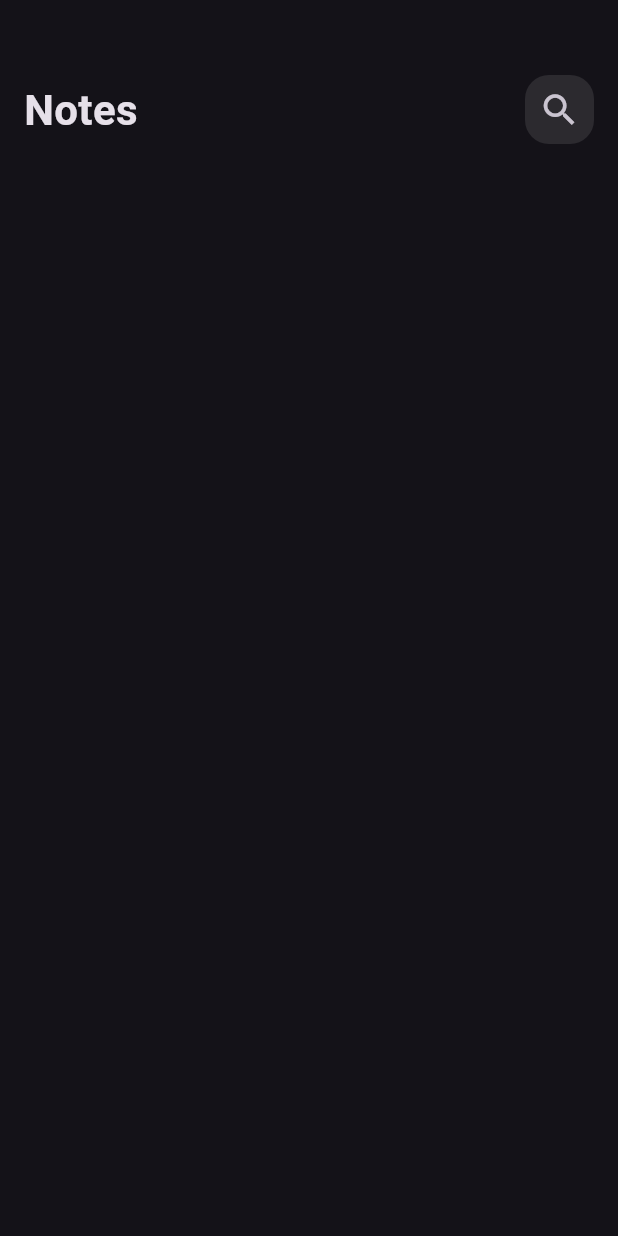
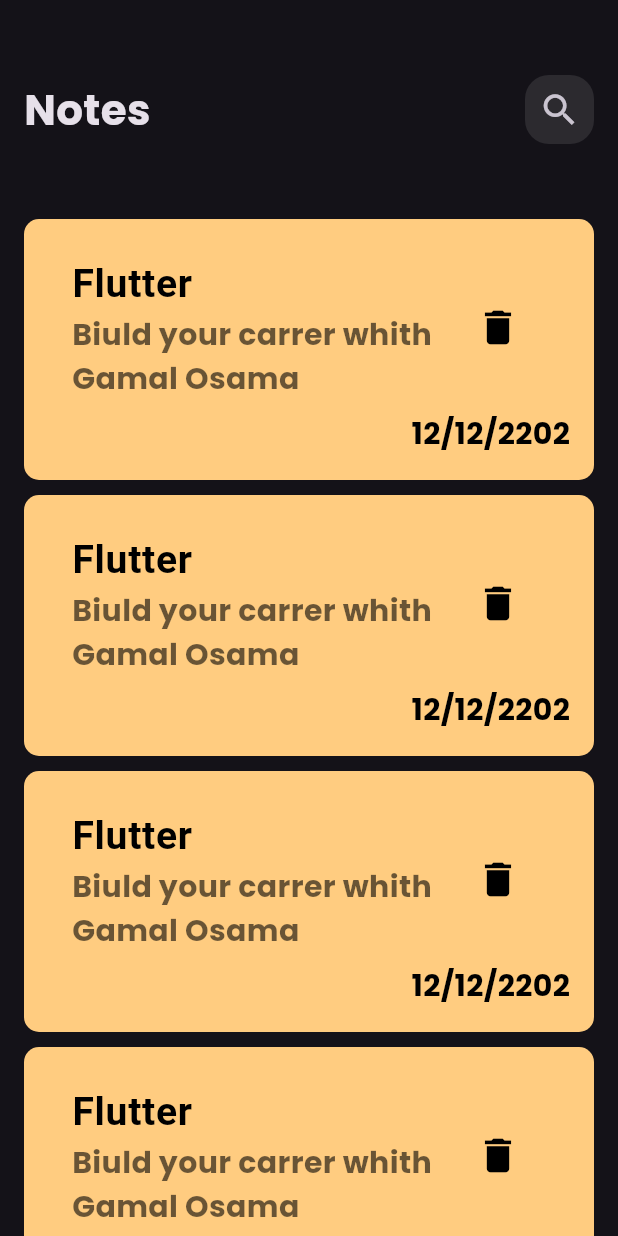
Before and after one commit to gamal8686/notes-App, a Flutter app: the screen it shows after launch, on a phone screen of 412 x 824 dp. Run offline on Flutter 3.47's test engine with Material 3 defaults, Android fonts, the phone set to English and light mode, and no system bars; Roboto replaces fonts that are missing (Schyler).

Commit message:
create CustemListview in Bady

```diff
--- a/lib/main.dart
+++ b/lib/main.dart
@@ -12,7 +12,7 @@ class noteApp extends StatelessWidget {
   Widget build(BuildContext context) {
     return MaterialApp(
       debugShowCheckedModeBanner: false,
-      theme: ThemeData(brightness: Brightness.dark),
+      theme: ThemeData(brightness: Brightness.dark, fontFamily: 'Poppins'),
       home: const notesView(),
     );
   }
--- /dev/null
+++ b/lib/views/wideget/custemListview.dart
@@ -0,0 +1,63 @@
+import 'package:flutter/material.dart';
+
+class CustemListview extends StatelessWidget {
+  const CustemListview({super.key});
+
+  @override
+  Widget build(BuildContext context) {
+    return Expanded(
+      child: ListView.builder(
+        itemCount: 4,
+        itemBuilder: (context, index) => Container(
+          margin: EdgeInsets.only(bottom: 10),
+          decoration: BoxDecoration(
+            color: Color(0xffFFcc80),
+            borderRadius: BorderRadius.circular(10),
+          ),
+
+          child: Padding(
+            padding: const EdgeInsets.symmetric(horizontal: 16, vertical: 16),
+            child: Column(
+              crossAxisAlignment: CrossAxisAlignment.end,
+              children: [
+                ListTile(
+                  title: Text(
+                    'Flutter',
+                    style: TextStyle(
+                      fontFamily: 'Schyler',
+                      color: Colors.black,
+                      fontSize: 26,
+                      fontWeight: FontWeight.bold,
+                    ),
+                  ),
+                  subtitle: Text(
+                    'Biuld your carrer whith Gamal Osama',
+                    style: TextStyle(
+                      fontFamily: 'Poppins',
+                      color: Colors.black.withAlpha(150),
+                      fontSize: 20,
+                      fontWeight: FontWeight.bold,
+                    ),
+                  ),
+                  trailing: IconButton(
+                    color: Colors.black,
+                    onPressed: () {},
+                    icon: Icon(Icons.delete, size: 30),
+                  ),
+                ),
+                Text(
+                  '12/12/2202',
+                  style: TextStyle(
+                    color: Colors.black,
+                    fontSize: 20,
+                    fontWeight: FontWeight.bold,
+                  ),
+                ),
+              ],
+            ),
+          ),
+        ),
+      ),
+    );
+  }
+}
--- a/lib/views/wideget/notesviewBade.dart
+++ b/lib/views/wideget/notesviewBade.dart
@@ -1,5 +1,6 @@
 import 'package:flutter/material.dart';
 import 'package:note_app/views/wideget/custemABBar.dart';
+import 'package:note_app/views/wideget/custemListview.dart';
 
 class notesviewBade extends StatelessWidget {
   const notesviewBade({super.key});
@@ -8,7 +9,14 @@ class notesviewBade extends StatelessWidget {
   Widget build(BuildContext context) {
     return Padding(
       padding: const EdgeInsets.symmetric(horizontal: 16),
-      child: Column(children: [SizedBox(height: 50), custemABBar()]),
+      child: Column(
+        children: [
+          SizedBox(height: 50),
+          custemABBar(),
+          SizedBox(height: 50),
+          CustemListview(),
+        ],
+      ),
     );
   }
 }
```
Also changed, not shown: pubspec.yaml (+10 -66 lines), asset/fonts/Poppins-Regular.ttf (added), 1 other file.
